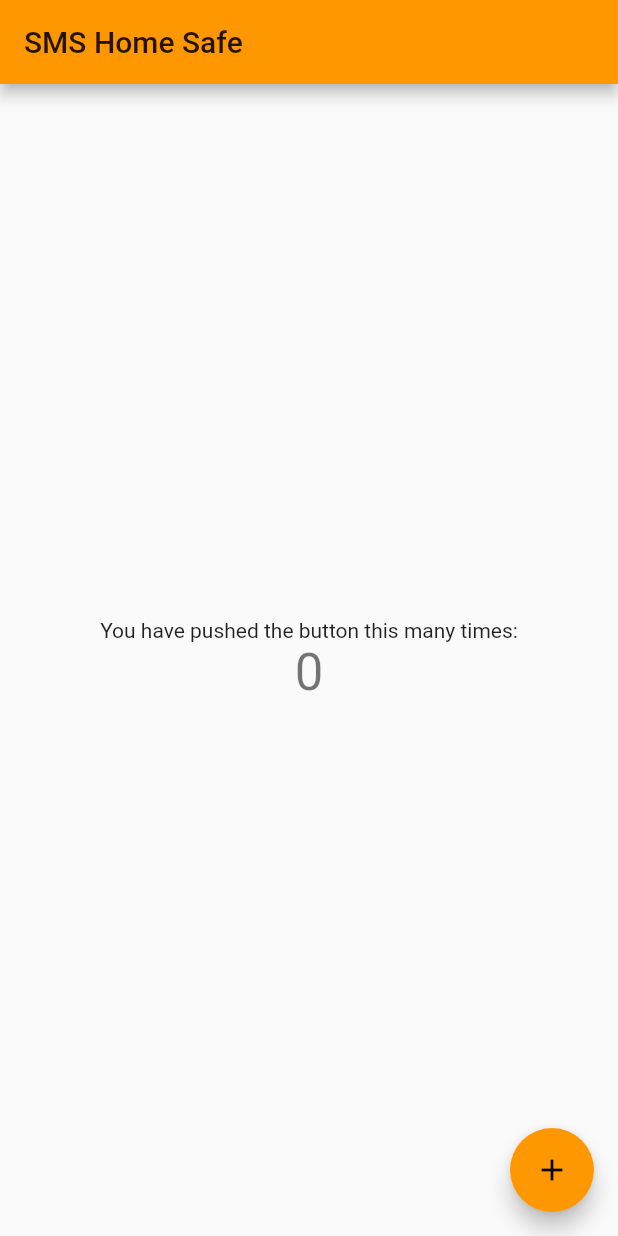
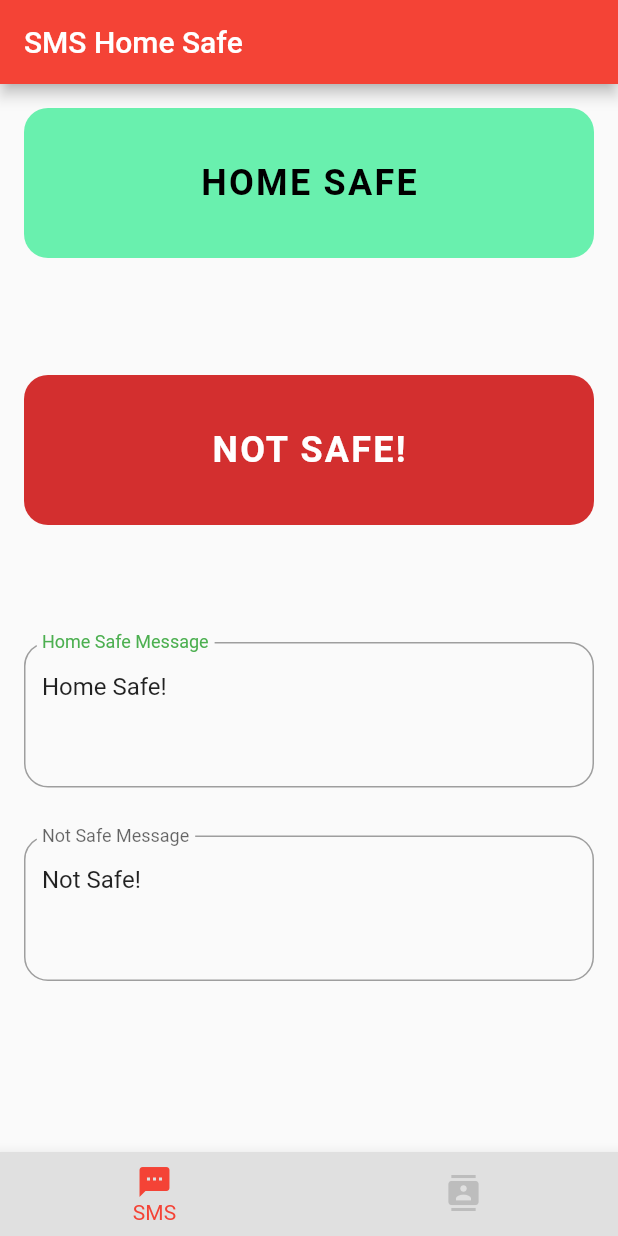
Before and after one commit to reducedcarpet/sms-home-safe, a Flutter app: the screen it shows after launch, on a phone screen of 412 x 824 dp. Run offline on Flutter 3.47's test engine with Material 2 defaults, Android fonts, the phone set to English and light mode, and no system bars; our stand-ins replace shared_preferences; missing offline and left inert: fluttercontactpicker, sms.

Commit message:
Sends SMS's now

```diff
--- /dev/null
+++ b/lib/home_page.dart
@@ -0,0 +1,95 @@
+import 'package:flutter/material.dart';
+import 'package:smshomesafe/contacts_page.dart';
+import 'package:smshomesafe/sms_page.dart';
+
+class HomePage extends StatefulWidget {
+  HomePage({Key key}) : super(key: key);
+
+  @override
+  _HomePageState createState() {
+    return _HomePageState();
+  }
+}
+
+class _HomePageState extends State<HomePage> {
+  int _currentIndex = 0;
+  final List<String> targets = ["/", "/contacts"];
+  final _navigatorKey = GlobalKey<NavigatorState>();
+
+  @override
+  void initState() {
+    super.initState();
+  }
+
+  @override
+  void dispose() {
+    super.dispose();
+  }
+
+  @override
+  Widget build(BuildContext context) {
+    return Scaffold(
+      body: WillPopScope(
+        onWillPop: () async {
+          if (_navigatorKey.currentState.canPop()) {
+            _navigatorKey.currentState.pop();
+            return false;
+          }
+          return true;
+        },
+        child: Navigator(
+          key: _navigatorKey,
+          initialRoute: '/',
+          onGenerateRoute: (RouteSettings settings) {
+            WidgetBuilder builder;
+            switch (settings.name) {
+              case '/':
+                builder = (BuildContext context) => SMSPage();
+                break;
+              case '/contacts':
+                builder = (BuildContext context) => ContactsPage();
+                break;
+              default:
+                throw Exception('Invalid route: ${settings.name}');
+            }
+            return MaterialPageRoute(
+              builder: builder,
+              settings: settings,
+            );
+          },
+        ),
+      ),
+      bottomNavigationBar: BottomNavigationBar(
+        onTap: onTabTapped,
+        currentIndex: _currentIndex,
+        showUnselectedLabels: false,
+        selectedItemColor: Colors.red,
+        unselectedItemColor: Colors.grey[400],
+        backgroundColor: Colors.grey[300],
+        items: [
+          BottomNavigationBarItem(
+            icon: new Icon(Icons.sms),
+            title: new Text(
+              'SMS',
+              style: TextStyle(fontSize: 12),
+            ),
+          ),
+          BottomNavigationBarItem(
+            icon: new Icon(Icons.contacts),
+            title: new Text(
+              'Contacts',
+              style: TextStyle(fontSize: 12),
+            ),
+          ),
+        ],
+      ),
+    );
+  }
+
+  void onTabTapped(int index) {
+    setState(() {
+      _navigatorKey.currentState.pushNamed(targets[index]);
+      _currentIndex = index;
+    });
+  }
+}
--- a/lib/main.dart
+++ b/lib/main.dart
@@ -1,6 +1,10 @@
+import 'package:flutter/cupertino.dart';
 import 'package:flutter/material.dart';
 
+import 'home_page.dart';
+
 void main() {
+  WidgetsFlutterBinding.ensureInitialized();
   runApp(MyApp());
 }
 
@@ -11,56 +15,10 @@ class MyApp extends StatelessWidget {
       title: 'SMS Home Safe',
       debugShowCheckedModeBanner: false,
       theme: ThemeData(
-        primarySwatch: Colors.orange,
+        primarySwatch: Colors.red,
         visualDensity: VisualDensity.adaptivePlatformDensity,
       ),
-      home: MyHomePage(title: 'SMS Home Safe'),
+      home: HomePage(),
     );
   }
 }
-
-class MyHomePage extends StatefulWidget {
-  MyHomePage({Key key, this.title}) : super(key: key);
-  final String title;
-
-  @override
-  _MyHomePageState createState() => _MyHomePageState();
-}
-
-class _MyHomePageState extends State<MyHomePage> {
-  int _counter = 0;
-
-  void _incrementCounter() {
-    setState(() {
-      _counter++;
-    });
-  }
-
-  @override
-  Widget build(BuildContext context) {
-    return Scaffold(
-      appBar: AppBar(
-        title: Text(widget.title),
-      ),
-      body: Center(
-        child: Column(
-          mainAxisAlignment: MainAxisAlignment.center,
-          children: <Widget>[
-            Text(
-              'You have pushed the button this many times:',
-            ),
-            Text(
-              '$_counter',
-              style: Theme.of(context).textTheme.headline4,
-            ),
-          ],
-        ),
-      ),
-      floatingActionButton: FloatingActionButton(
-        onPressed: _incrementCounter,
-        tooltip: 'Increment',
-        child: Icon(Icons.add),
-      ), // This trailing comma makes auto-formatting nicer for build methods.
-    );
-  }
-}
--- /dev/null
+++ b/lib/sms_page.dart
@@ -0,0 +1,165 @@
+import 'package:flutter/cupertino.dart';
+import 'package:flutter/material.dart';
+import 'package:shared_preferences/shared_preferences.dart';
+import 'package:sms/sms.dart';
+
+class SMSPage extends StatefulWidget {
+  SMSPage({Key key}) : super(key: key);
+
+  @override
+  _SMSPageState createState() => _SMSPageState();
+}
+
+class _SMSPageState extends State<SMSPage> {
+  SharedPreferences prefs;
+  List<String> numbers = [];
+
+  TextEditingController safeController = TextEditingController();
+  TextEditingController notSafeController = TextEditingController();
+
+  @override
+  void initState() {
+    super.initState();
+    initPrefs();
+  }
+
+  @override
+  void dispose() {
+    safeController.dispose();
+    notSafeController.dispose();
+    super.dispose();
+  }
+
+  initPrefs() async {
+    prefs = await SharedPreferences.getInstance();
+    setState(() {
+      safeController.text = prefs.getString("safeString") == "" ? "Home Safe!" : prefs.getString("safeString") ?? "Home Safe!";
+      notSafeController.text = prefs.getString("notSafeString") == "" ? "Not Safe!" : prefs.getString("notSafeString") ?? "Not Safe!";
+    });
+
+    safeController.addListener(_saveSafeMessage);
+    notSafeController.addListener(_saveNotSafeMessage);
+
+    List<String> contacts = prefs.getStringList("smsHomeSafeContactsList") ?? [];
+    for (String contact in contacts) {
+      String number = prefs.getString(contact) ?? "";
+      numbers.add(number);
+    }
+    print("NUMBERS: " + numbers.toString());
+  }
+
+  _saveSafeMessage() {
+    prefs.setString("safeString", safeController.text);
+  }
+
+  _saveNotSafeMessage() {
+    prefs.setString("notSafeString", notSafeController.text);
+  }
+
+  @override
+  Widget build(BuildContext context) {
+    return Scaffold(
+      appBar: AppBar(
+        title: Text("SMS Home Safe"),
+      ),
+      body: Center(
+        child: ListView(
+          children: <Widget>[
+            Padding(
+              padding: const EdgeInsets.all(16.0),
+              child: Material(
+                shape: RoundedRectangleBorder(
+                  borderRadius: BorderRadius.circular(16.0),
+                ),
+                color: Colors.greenAccent,
+                child: MaterialButton(
+                  child: Padding(
+                    padding: const EdgeInsets.all(36.0),
+                    child: Text(
+                      "HOME SAFE",
+                      style: TextStyle(color: Colors.black, fontWeight: FontWeight.bold, fontSize: 24, letterSpacing: 1.5),
+                    ),
+                  ),
+                  onPressed: () {
+                    _send(numbers, safeController.text);
+                  },
+                ),
+              ),
+            ),
+            SizedBox(height: 46),
+            Padding(
+              padding: const EdgeInsets.all(16.0),
+              child: Material(
+                shape: RoundedRectangleBorder(
+                  borderRadius: BorderRadius.circular(16.0),
+                ),
+                color: Colors.red[700],
+                child: MaterialButton(
+                  child: Padding(
+                    padding: const EdgeInsets.all(36.0),
+                    child: Text(
+                      "NOT SAFE!",
+                      style: TextStyle(color: Colors.white, fontWeight: FontWeight.bold, fontSize: 24, letterSpacing: 1.5),
+                    ),
+                  ),
+                  onPressed: () {
+                    _send(numbers, notSafeController.text);
+                  },
+                ),
+              ),
+            ),
+            SizedBox(height: 46),
+            Padding(
+              padding: const EdgeInsets.all(16.0),
+              child: TextField(
+                controller: safeController,
+                keyboardType: TextInputType.multiline,
+                minLines: 3,
+                maxLines: null,
+                decoration: InputDecoration(
+                  labelText: "Home Safe Message",
+                  labelStyle: TextStyle(color: Colors.green),
+                  enabledBorder: OutlineInputBorder(
+                    borderRadius: BorderRadius.all(Radius.circular(16.0)),
+                    borderSide: BorderSide(color: Colors.grey),
+                  ),
+                  focusedBorder: OutlineInputBorder(
+                    borderRadius: BorderRadius.all(Radius.circular(16.0)),
+                    borderSide: BorderSide(color: Colors.greenAccent),
+                  ),
+                ),
+              ),
+            ),
+            Padding(
+              padding: const EdgeInsets.all(16.0),
+              child: TextField(
+                controller: notSafeController,
+                keyboardType: TextInputType.multiline,
+                minLines: 3,
+                maxLines: null,
+                decoration: InputDecoration(
+                  labelText: "Not Safe Message",
+                  enabledBorder: OutlineInputBorder(
+                    borderRadius: BorderRadius.all(Radius.circular(16.0)),
+                    borderSide: BorderSide(color: Colors.grey),
+                  ),
+                  focusedBorder: OutlineInputBorder(
+                    borderRadius: BorderRadius.all(Radius.circular(16.0)),
+                    borderSide: BorderSide(color: Colors.red),
+                  ),
+                ),
+              ),
+            ),
+          ],
+        ),
+      ),
+    );
+  }
+
+  void _send(List<String> people, String message) {
+    SmsSender sender = new SmsSender();
+    for (String address in people) {
+      sender.sendSms(new SmsMessage(address, message));
+    }
+  }
+}
--- a/pubspec.yaml
+++ b/pubspec.yaml
@@ -12,11 +12,10 @@ dependencies:
   flutter:
     sdk: flutter
 
-  flutter_sms: ^2.0.1+2
+  sms: ^0.2.4
   share: ^0.6.4+3
-  contacts_service: ^0.4.6
-  permission_handler: ^5.0.0+hotfix.8
   shared_preferences: ^0.5.7+3
+  fluttercontactpicker: ^2.3.2
 
   cupertino_icons: ^0.1.3
 
```
Also changed, not shown: lib/add_contact_dialog.dart (added, +108 -0 lines), lib/contacts_page.dart (added, +160 -0 lines), pubspec.lock, 2 other files.
